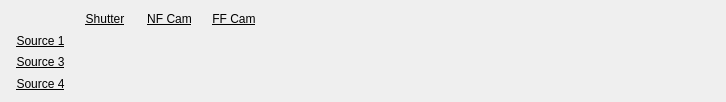
Qt form pcdsdevices/ui/btps-overview.ui (pcdshub/pcdsdevices) before a commit.
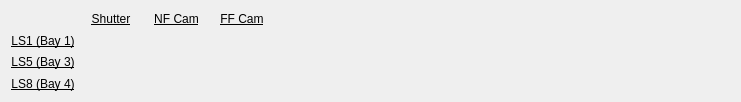
The same form after that commit. Custom widgets are drawn as their Qt base class.

Commit message: MNT: ui 'source 1/3/4' -> LS1/LS5/LS8

Patch:
```diff
--- a/pcdsdevices/ui/btps-overview.ui
+++ b/pcdsdevices/ui/btps-overview.ui
@@ -6,7 +6,7 @@
    <rect>
     <x>0</x>
     <y>0</y>
-    <width>726</width>
+    <width>741</width>
     <height>102</height>
    </rect>
   </property>
@@ -325,7 +325,7 @@
        </property>
       </widget>
      </item>
-     <item row="3" column="1">
+     <item row="3" column="1" alignment="Qt::AlignLeft">
       <widget class="QLabel" name="label_4">
        <property name="font">
         <font>
@@ -333,7 +333,7 @@
         </font>
        </property>
        <property name="text">
-        <string>Source 1</string>
+        <string>LS1 (Bay 1)</string>
        </property>
        <property name="alignment">
         <set>Qt::AlignCenter</set>
@@ -406,7 +406,7 @@
         </font>
        </property>
        <property name="text">
-        <string>Source 4</string>
+        <string>LS8 (Bay 4)</string>
        </property>
        <property name="alignment">
         <set>Qt::AlignCenter</set>
@@ -537,7 +537,7 @@
         </font>
        </property>
        <property name="text">
-        <string>Source 3</string>
+        <string>LS5 (Bay 3)</string>
        </property>
        <property name="alignment">
         <set>Qt::AlignCenter</set>
```
The commit also changes 2 other files.
